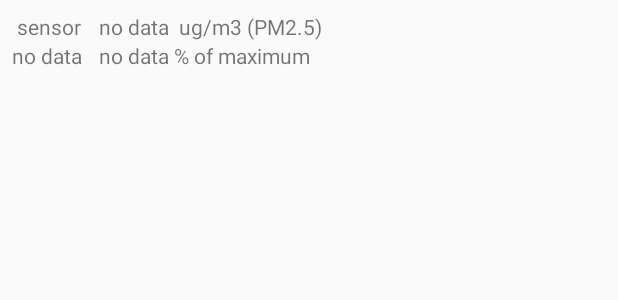
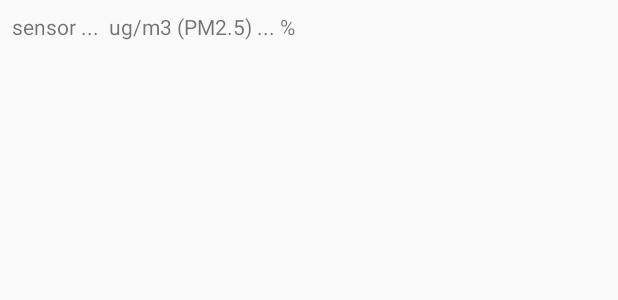
Before and after one commit to alekDevNinja/SulejowekAirCheck, an Android app: the layout sensor_view.xml on its own in the app's theme, with its tools: preview values and no code run, on a phone screen of 412 x 824 dp. Shown: the top 300 px of the screen. Run offline under Robolectric (Android 15) with nearby library versions, the phone set to English and light mode, and no system bars.

Commit message:
simplifying sensor view - in progress

```diff
--- a/app/src/main/res/layout/sensor_view.xml
+++ b/app/src/main/res/layout/sensor_view.xml
@@ -2,89 +2,55 @@
 <LinearLayout xmlns:android="http://schemas.android.com/apk/res/android"
     android:layout_width="match_parent"
     android:layout_height="wrap_content"
+    android:orientation="horizontal"
+
     android:layout_margin="8dp">
 
     <LinearLayout
         android:layout_width="wrap_content"
         android:layout_height="wrap_content"
-        android:orientation="horizontal">
-
-        <!--  single sensor #1 report-->
-        <LinearLayout
-            android:layout_width="match_parent"
-            android:layout_height="wrap_content"
-            android:gravity="center"
-            android:orientation="horizontal">
-
-            <LinearLayout
-                android:layout_width="match_parent"
-                android:layout_height="match_parent"
-                android:layout_marginEnd="8dp"
-                android:orientation="vertical">
-
-                <TextView
-                    android:layout_width="wrap_content"
-                    android:layout_height="wrap_content"
-                    android:layout_gravity="center"
-                    android:text="sensor" />
+        android:orientation="horizontal"
+        android:layout_gravity="left">
 
         <TextView
             android:id="@+id/textView_sensorName"
             android:layout_width="wrap_content"
             android:layout_height="wrap_content"
-                    android:layout_gravity="center"
-
-                    android:text="no data " />
-            </LinearLayout>
-
-            <LinearLayout
-                android:layout_width="wrap_content"
-                android:layout_height="wrap_content"
-                android:orientation="vertical">
-
-                <LinearLayout
-                    android:layout_width="wrap_content"
-                    android:layout_height="wrap_content"
-                    android:orientation="horizontal">
-
+            android:text="sensor " />
 
         <TextView
             android:id="@+id/textView_pm25value"
             android:layout_width="wrap_content"
             android:layout_height="wrap_content"
-                        android:text="no data " />
+            android:text="... " />
+
         <TextView
             android:id="@+id/textView_pm25Name1"
             android:layout_width="wrap_content"
             android:layout_height="wrap_content"
-                        android:text=" ug/m3 (PM2.5)" />
+            android:text=" ug/m3 (PM2.5) " />
     </LinearLayout>
+
 
     <LinearLayout
         android:layout_width="wrap_content"
         android:layout_height="wrap_content"
+        android:gravity="right"
         android:orientation="horizontal">
 
         <TextView
             android:id="@+id/textView_percentageValue"
             android:layout_width="wrap_content"
             android:layout_height="wrap_content"
-                        android:text="no data " />
+            android:text="... " />
 
         <TextView
             android:id="@+id/textView_percentageName1"
             android:layout_width="wrap_content"
             android:layout_height="wrap_content"
-                        android:text="% of maximum" />
-                </LinearLayout>
-
+            android:text="%" />
 
     </LinearLayout>
 
 
 </LinearLayout>
-
-
-    </LinearLayout>
-
-</LinearLayout>
```
Lines whose indentation alone changed are shown as unchanged.
